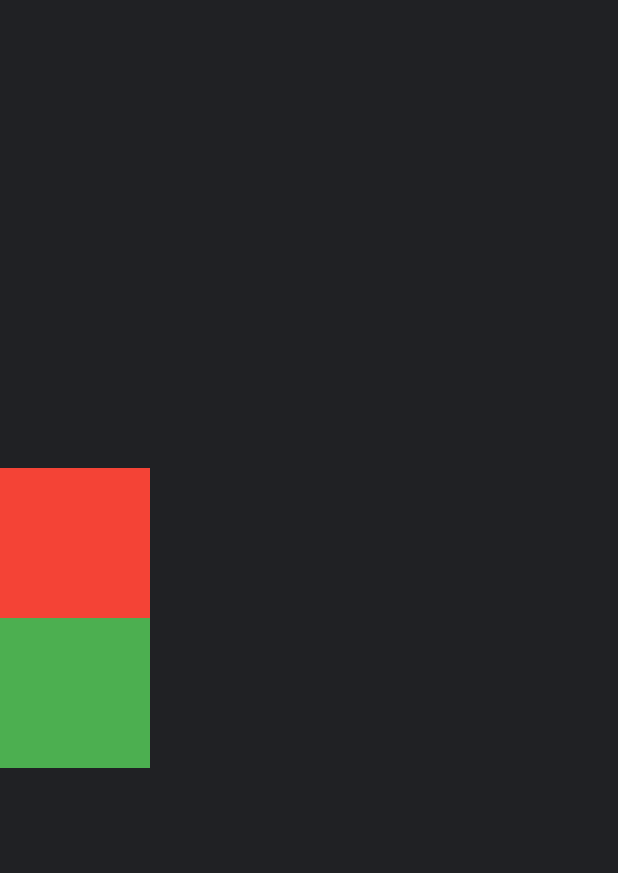
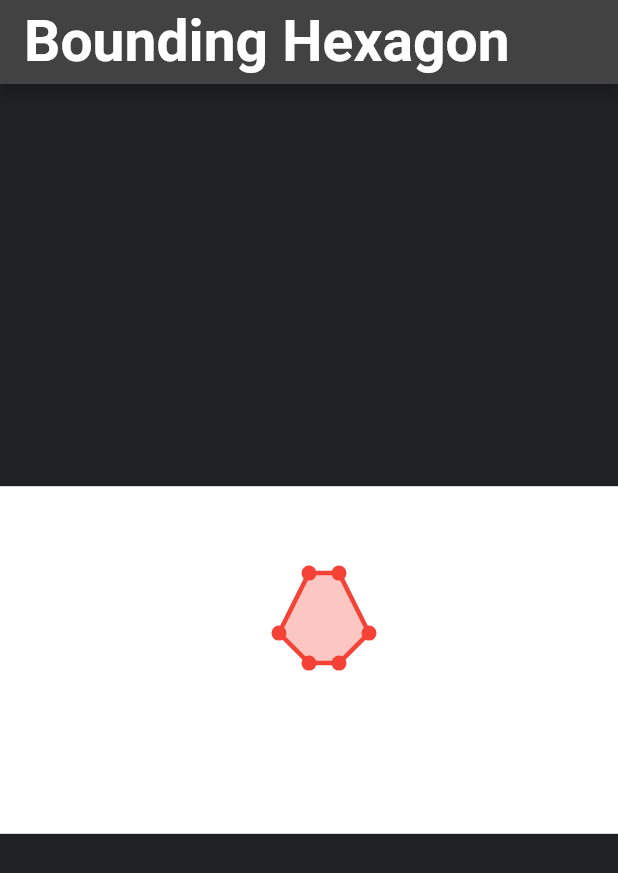
Before and after one commit to MrTuyennn/media_reels, a Flutter app: the screen it shows after launch, on a phone screen of 412 x 824 dp. Shown: the top 873 px of the screen. Run offline on Flutter 3.47's test engine with Material 3 defaults, Android fonts, the phone set to English and light mode, and no system bars; our stand-ins replace bloc, cached_network_image, dio, flutter_bloc, flutter_cache_manager, freezed_annotation and 2 more; generated files the repository leaves out were written again.

Commit message:
update bouding

```diff
--- a/lib/core/app_routers.dart
+++ b/lib/core/app_routers.dart
@@ -1,13 +1,13 @@
 import 'package:flutter/material.dart';
 import 'package:media_reels/core/app_string_routers.dart';
-import 'package:media_reels/views/geolocation/geo_location_page.dart';
+import 'package:media_reels/views/bouding/bouding.dart';
 import 'package:media_reels/views/index.dart';
 
 class AppRouters {
   static Route generateRoutes(RouteSettings settings) {
     switch (settings.name) {
       case AppStringRouters.VideoPlayerPR:
-        return _buildPageRoute(const GeoLocationPage(), settings);
+        return _buildPageRoute(const Bouding(), settings);
       case AppStringRouters.SplashPage:
         return _buildPageRoute(const SplashPage(), settings);
       case AppStringRouters.LoginPage:
--- /dev/null
+++ b/lib/views/bouding/bouding.dart
@@ -0,0 +1,170 @@
+import 'package:flutter/material.dart';
+
+class Bouding extends StatefulWidget {
+  final Offset? a, b, c, d, e, f;
+
+  const Bouding({
+    super.key,
+    this.a,
+    this.b,
+    this.c,
+    this.d,
+    this.e,
+    this.f,
+  });
+
+  @override
+  State<Bouding> createState() => _BoudingState();
+}
+
+class _BoudingState extends State<Bouding> {
+  List<Offset>? hexagonPoints;
+
+  Offset setA = const Offset(0, 0);
+  Offset setB = const Offset(0, 0);
+  Offset setC = const Offset(0, 0);
+  Offset setD = const Offset(0, 0);
+  Offset setE = const Offset(0, 0);
+  Offset setF = const Offset(0, 0);
+  Offset setG = const Offset(0, 0);
+
+  @override
+  void initState() {
+    super.initState();
+    WidgetsBinding.instance.addPostFrameCallback((_) {
+      final h = MediaQuery.of(context).size.width * 9 / 16;
+      final w = MediaQuery.of(context).size.width;
+
+      setState(() {
+        setA = widget.a ?? Offset(w / 2, h * 0.25);
+        setB = widget.b ?? Offset(w / 2 + 20, h * 0.25);
+        setC = widget.c ?? Offset(w / 2 + 40, h * 0.25 + 40);
+        setD = widget.d ?? Offset(w / 2 + 20, h * 0.25 + 60);
+        setE = widget.e ?? Offset(w / 2, h * 0.25 + 60);
+        setF = widget.f ?? Offset(w / 2 - 20, h * 0.25 + 40);
+      });
+    });
+  }
+
+  @override
+  Widget build(BuildContext context) {
+    final h = MediaQuery.of(context).size.width * 9 / 16;
+    final w = MediaQuery.of(context).size.width;
+
+    return Scaffold(
+      appBar: AppBar(
+        title: const Text('Bounding Hexagon'),
+      ),
+      body: Center(
+        child: Container(
+          color: Colors.white,
+          height: h,
+          width: w,
+          child: Stack(
+            children: [
+              CustomPaint(
+                painter: PolygonPainter(
+                  a: setA,
+                  b: setB,
+                  c: setC,
+                  d: setD,
+                  e: setE,
+                  f: setF,
+                ),
+              ),
+              _buildDraggablePoint(setA, (delta) => setA += delta),
+              _buildDraggablePoint(setB, (delta) => setB += delta),
+              _buildDraggablePoint(setC, (delta) => setC += delta),
+              _buildDraggablePoint(setD, (delta) => setD += delta),
+              _buildDraggablePoint(setE, (delta) => setE += delta),
+              _buildDraggablePoint(setF, (delta) => setF += delta),
+            ],
+          ),
+        ),
+      ),
+    );
+  }
+
+  Widget _buildDraggablePoint(Offset offset, void Function(Offset) onUpdate) {
+    return Transform.translate(
+      offset: offset - const Offset(15, 15),
+      child: GestureDetector(
+        behavior: HitTestBehavior.opaque,
+        onPanUpdate: (details) {
+          final dx = offset.dx + details.delta.dx;
+          final dy = offset.dy + details.delta.dy;
+
+          final w = MediaQuery.of(context).size.width;
+          final h = w * 9 / 16;
+
+          final newOffset = Offset(
+            dx.clamp(0.0, w),
+            dy.clamp(0.0, h),
+          );
+
+          setState(() => onUpdate(newOffset - offset));
+        },
+        child: Container(
+          margin: const EdgeInsets.all(10),
+          width: 10,
+          height: 10,
+          decoration: const BoxDecoration(
+            color: Colors.red,
+            shape: BoxShape.circle,
+          ),
+        ),
+      ),
+    );
+  }
+}
+
+class PolygonPainter extends CustomPainter {
+  final Offset a, b, c, d, e, f;
+
+  PolygonPainter({
+    required this.a,
+    required this.b,
+    required this.c,
+    required this.d,
+    required this.e,
+    required this.f,
+  });
+
+  @override
+  void paint(Canvas canvas, Size size) {
+    final points = [a, b, c, d, e, f];
+
+    if (points.any((e) => e == Offset.zero)) return;
+
+    final path = Path()
+      ..moveTo(a.dx, a.dy)
+      ..lineTo(b.dx, b.dy)
+      ..lineTo(c.dx, c.dy)
+      ..lineTo(d.dx, d.dy)
+      ..lineTo(e.dx, e.dy)
+      ..lineTo(f.dx, f.dy)
+      ..close();
+
+    final fillPaint = Paint()
+      ..color = Colors.red.withOpacity(0.3)
+      ..style = PaintingStyle.fill;
+
+    final strokePaint = Paint()
+      ..color = Colors.red
+      ..strokeWidth = 3
+      ..style = PaintingStyle.stroke;
+
+    canvas.drawPath(path, fillPaint);
+    canvas.drawPath(path, strokePaint);
+  }
+
+  @override
+  bool shouldRepaint(covariant PolygonPainter oldDelegate) {
+    return a != oldDelegate.a ||
+        b != oldDelegate.b ||
+        c != oldDelegate.c ||
+        d != oldDelegate.d ||
+        e != oldDelegate.e ||
+        f != oldDelegate.f;
+  }
+}
--- a/pubspec.yaml
+++ b/pubspec.yaml
@@ -48,7 +48,6 @@ dependencies:
   flutter_cache_manager: ^3.4.1
   cached_network_image: ^3.4.1
   youtube_player_flutter: ^9.1.1
-  geolocator: ^13.0.3
 
 dev_dependencies:
   flutter_test:
```
Also changed, not shown: lib/model/object_model/UIT/Bt1/group.dart (added, +13 -0 lines), pubspec.lock.
